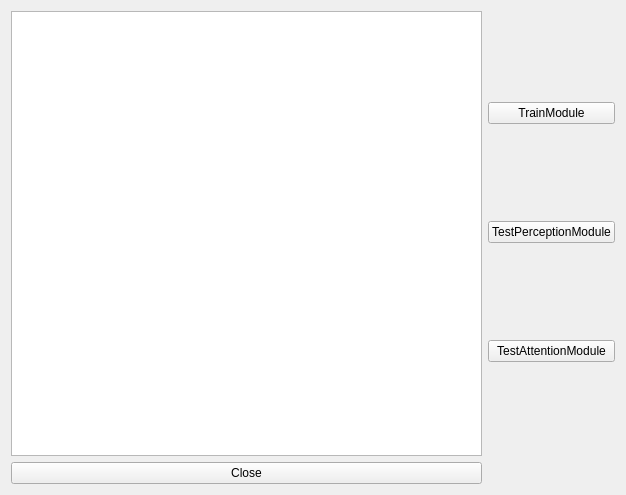
Before: the Qt Designer form IRSGUI/BrainDeepLearnForm.ui in yhlmaybe/Intelligent-Robot-System, drawn with Qt 5.
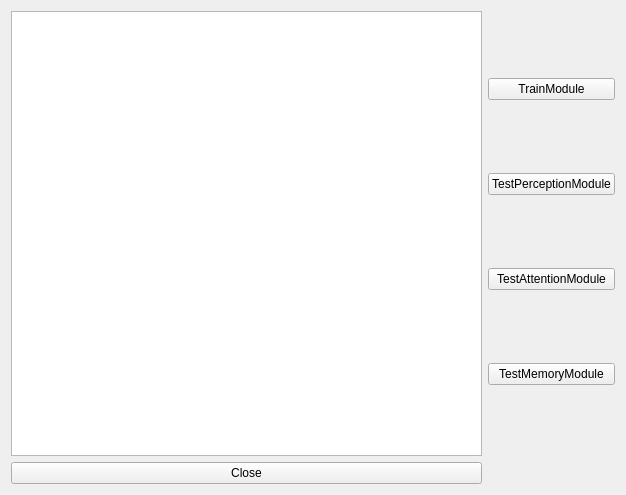
After: the same form once the commit is applied.

Commit message: The memory module has added long-term memory and short-term memory mechanisms

```diff
--- a/IRSGUI/BrainDeepLearnForm.ui
+++ b/IRSGUI/BrainDeepLearnForm.ui
@@ -44,6 +44,13 @@
        </property>
       </widget>
      </item>
+     <item>
+      <widget class="QPushButton" name="testMemoryModule_pushButton">
+       <property name="text">
+        <string>TestMemoryModule</string>
+       </property>
+      </widget>
+     </item>
     </layout>
    </item>
    <item row="1" column="0">
```
The commit also changes 20 other files.
